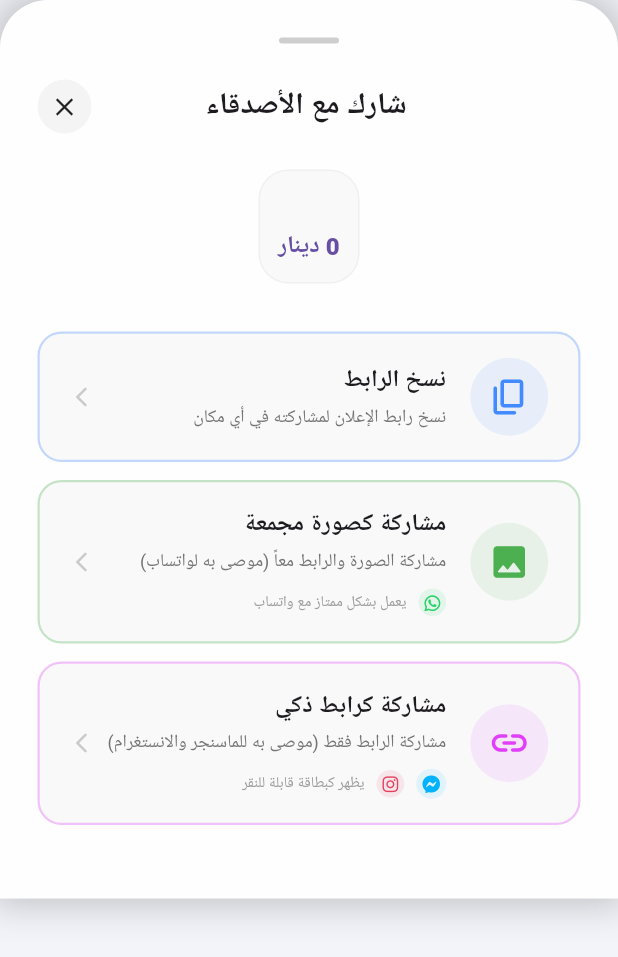
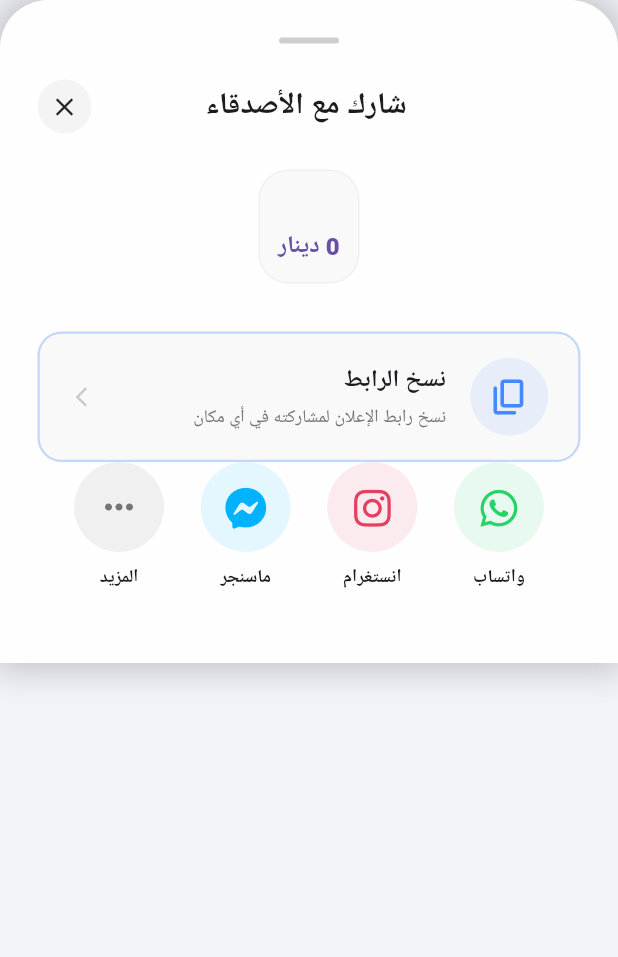
Before and after one commit to hamzhfreajat/FrontEndApp, a Flutter app: the PremiumShareBottomSheet widget shown alone on an empty page, opened directly with empty values, on a phone screen of 412 x 824 dp. Shown: the top 957 px of the screen. Run offline on Flutter 3.47's test engine with Material 3 defaults, Android fonts, the phone set to English and light mode, and no system bars; our stand-ins replace animate_do, app_links, audioplayers, cached_network_image, camera, cloud_firestore and 24 more; missing offline and left inert: flutter_facebook_auth, record; accounts and stored records are empty; network calls fail; Roboto replaces fonts that are missing (Tajawal).

Commit message:
feat: replace share options with horizontal social icons row while keeping smart link routing

```diff
--- a/lib/widgets/premium_share_bottom_sheet.dart
+++ b/lib/widgets/premium_share_bottom_sheet.dart
@@ -278,45 +278,40 @@ class PremiumShareBottomSheet extends StatelessWidget {
                     color: Colors.blueAccent,
                     onTap: () => _copyLink(context),
                   ),
-                  const SizedBox(height: 12),
-                  _buildOptionTile(
-                    context,
-                    icon: Icons.image_rounded,
-                    title: 'مشاركة كصورة مجمعة',
-                    subtitle: 'مشاركة الصورة والرابط معاً (موصى به لواتساب)',
-                    color: Colors.green,
-                    onTap: () => _shareNative(context),
-                    extraContent: Padding(
-                      padding: const EdgeInsets.only(top: 8),
-                      child: Row(
-                        children: [
-                          _smallIcon(const FaIcon(FontAwesomeIcons.whatsapp, color: Color(0xFF25D366), size: 12), const Color(0xFF25D366)),
-                          const SizedBox(width: 8),
-                          Text('يعمل بشكل ممتاز مع واتساب', style: TextStyle(fontSize: 10, color: Colors.grey.shade500)),
-                        ],
+                  // Social Media Icons Row
+                  Row(
+                    mainAxisAlignment: MainAxisAlignment.spaceEvenly,
+                    crossAxisAlignment: CrossAxisAlignment.start,
+                    children: [
+                      _buildSocialIconButton(
+                        context,
+                        icon: FontAwesomeIcons.whatsapp,
+                        color: const Color(0xFF25D366),
+                        label: 'واتساب',
+                        onTap: () => _shareNative(context),
                       ),
-                    ),
-                  ),
-                  const SizedBox(height: 12),
-                  _buildOptionTile(
-                    context,
-                    icon: Icons.link_rounded,
-                    title: 'مشاركة كرابط ذكي',
-                    subtitle: 'مشاركة الرابط فقط (موصى به للماسنجر والانستغرام)',
-                    color: Colors.purpleAccent,
-                    onTap: () => _shareLinkOnly(context),
-                    extraContent: Padding(
-                      padding: const EdgeInsets.only(top: 8),
-                      child: Row(
-                        children: [
-                          _smallIcon(const FaIcon(FontAwesomeIcons.facebookMessenger, color: Color(0xFF00B2FF), size: 12), const Color(0xFF00B2FF)),
-                          const SizedBox(width: 8),
-                          _smallIcon(const FaIcon(FontAwesomeIcons.instagram, color: Color(0xFFE4405F), size: 12), const Color(0xFFE4405F)),
-                          const SizedBox(width: 8),
-                          Text('يظهر كبطاقة قابلة للنقر', style: TextStyle(fontSize: 10, color: Colors.grey.shade500)),
-                        ],
+                      _buildSocialIconButton(
+                        context,
+                        icon: FontAwesomeIcons.instagram,
+                        color: const Color(0xFFE4405F),
+                        label: 'انستغرام',
+                        onTap: () => _shareLinkOnly(context),
                       ),
-                    ),
+                      _buildSocialIconButton(
+                        context,
+                        icon: FontAwesomeIcons.facebookMessenger,
+                        color: const Color(0xFF00B2FF),
+                        label: 'ماسنجر',
+                        onTap: () => _shareLinkOnly(context),
+                      ),
+                      _buildSocialIconButton(
+                        context,
+                        icon: Icons.more_horiz_rounded,
+                        color: Colors.grey.shade600,
+                        label: 'المزيد',
+                        onTap: () => _shareNative(context),
+                      ),
+                    ],
                   ),
                 ],
               ),
@@ -385,4 +380,29 @@ class PremiumShareBottomSheet extends StatelessWidget {
       ),
     );
   }
+
+  Widget _buildSocialIconButton(BuildContext context, {required IconData icon, required Color color, required String label, required VoidCallback onTap}) {
+    final isDark = Theme.of(context).brightness == Brightness.dark;
+    return GestureDetector(
+      onTap: onTap,
+      child: Column(
+        mainAxisSize: MainAxisSize.min,
+        children: [
+          Container(
+            width: 60,
+            height: 60,
+            decoration: BoxDecoration(
+              color: isDark ? color.withOpacity(0.15) : color.withOpacity(0.1),
+              shape: BoxShape.circle,
+            ),
+            child: Center(
+              child: FaIcon(icon, color: color, size: 28),
+            ),
+          ),
+          const SizedBox(height: 8),
+          Text(label, style: const TextStyle(fontSize: 12, fontWeight: FontWeight.bold)),
+        ],
+      ),
+    );
+  }
 }
```
